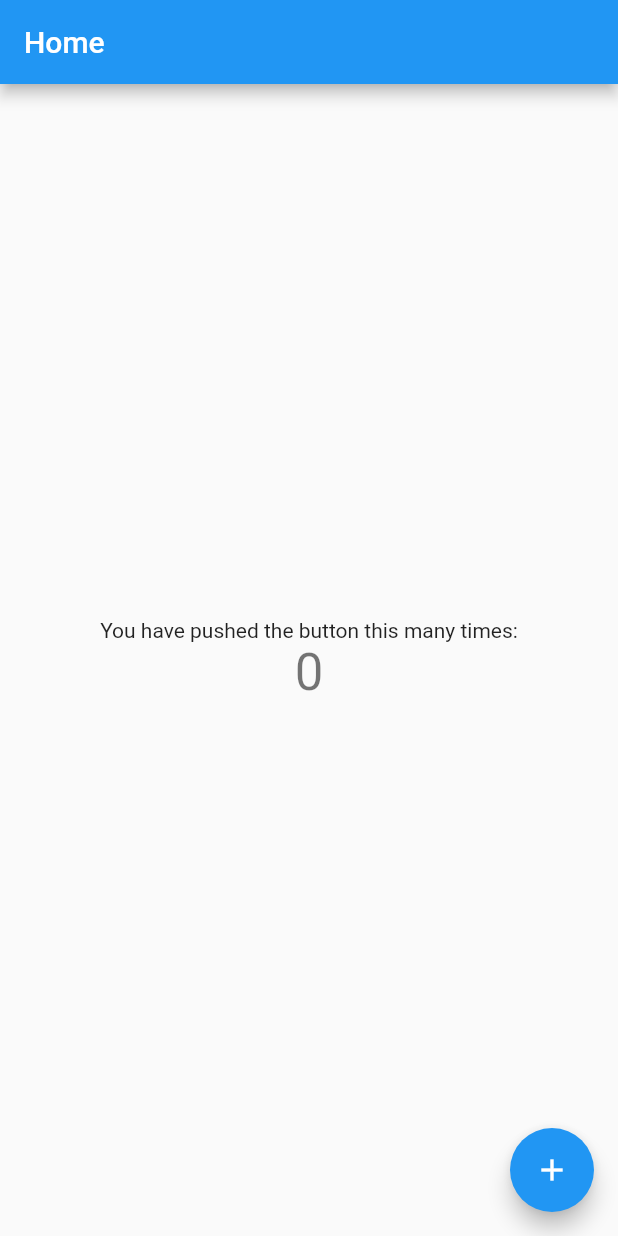
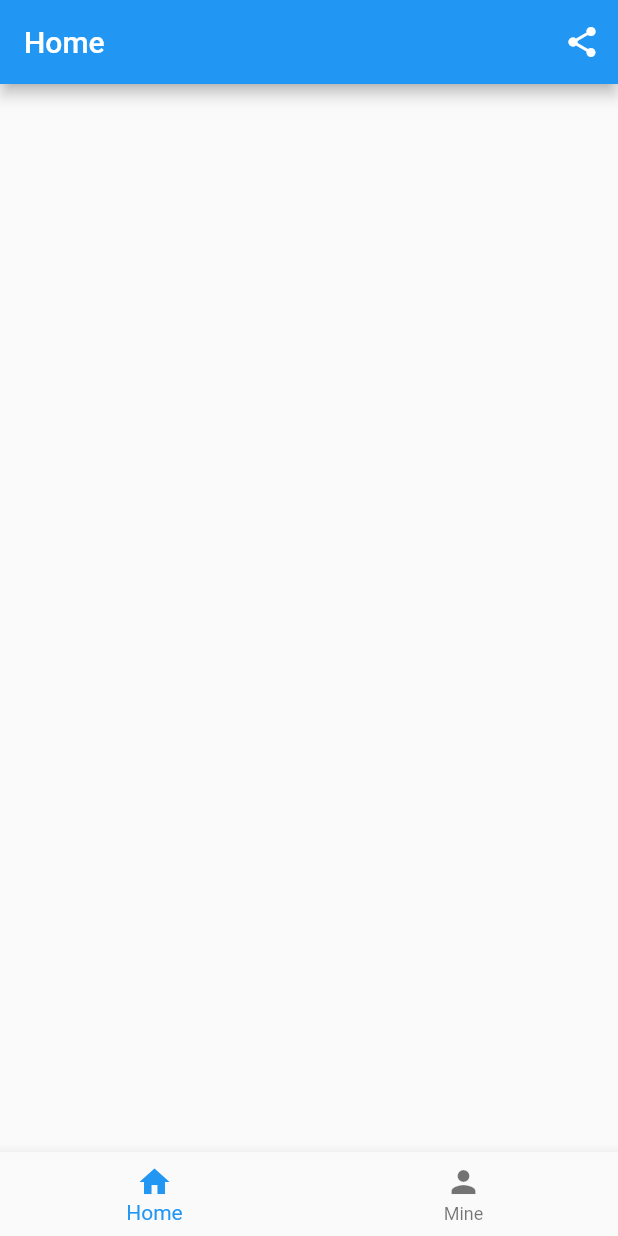
Before and after one commit to chenjidong/flutter_github, a Flutter app: the screen it shows after launch, on a phone screen of 412 x 824 dp. Run offline on Flutter 3.47's test engine with Material 2 defaults, Android fonts, the phone set to English and light mode, and no system bars.

Commit message:
添加底部菜单栏

```diff
--- a/lib/home_page.dart
+++ b/lib/home_page.dart
@@ -1,4 +1,7 @@
 import 'package:flutter/material.dart';
+
+import 'ui/home/home_screen.dart';
+import 'ui/home/mine_screen.dart';
 
 ///主页
 class MyHomePage extends StatefulWidget {
@@ -7,18 +10,23 @@ class MyHomePage extends StatefulWidget {
   MyHomePage({Key key, this.title}) : super(key: key);
 
   @override
-  _MyHomePageState createState() {
-    // TODO: implement createState
-    return new _MyHomePageState();
-  }
+  State<StatefulWidget> createState() => _MyHomePageState();
 }
 
 class _MyHomePageState extends State<MyHomePage> {
-  int _counter = 0;
+  int _currentIndex = 0;
+  List<Widget> list = List();
 
-  void _incrementCounter() {
+  @override
+  void initState() {
+    // TODO: implement initState
+    super.initState();
+    list..add(HomeScreen())..add(MineScreen());
+  }
+
+  void _onItemTapped(int index) {
     setState(() {
-      _counter++;
+      _currentIndex = index;
     });
   }
 
@@ -26,25 +34,23 @@ class _MyHomePageState extends State<MyHomePage> {
   Widget build(BuildContext context) {
     // TODO: implement build
     return new Scaffold(
-      appBar: new AppBar(
-        title: new Text(widget.title),
-      ),
-      body: new Center(
-        child: new Column(
-          mainAxisAlignment: MainAxisAlignment.center,
-          children: <Widget>[
-            new Text('You have pushed the button this many times:'),
-            new Text(
-              '$_counter',
-              style: Theme.of(context).textTheme.display1,
-            )
-          ],
-        ),
-      ),
-      floatingActionButton: new FloatingActionButton(
-        onPressed: _incrementCounter,
-        tooltip: 'Increment',
-        child: new Icon(Icons.add),
+      body: list[_currentIndex],
+      bottomNavigationBar: BottomNavigationBar(
+        items: [
+          BottomNavigationBarItem(
+              icon: Icon(Icons.home),
+              title: Text(
+                'Home',
+              )),
+          BottomNavigationBarItem(
+              icon: Icon(Icons.person),
+              title: Text(
+                'Mine',
+              ))
+        ],
+        onTap: _onItemTapped,
+        currentIndex: _currentIndex,
+        fixedColor: Colors.blue,
       ),
     );
   }
--- /dev/null
+++ b/lib/ui/home/home_screen.dart
@@ -0,0 +1,25 @@
+import 'package:flutter/material.dart';
+
+///首页
+class HomeScreen extends StatefulWidget {
+  @override
+  State<StatefulWidget> createState() {
+    // TODO: implement createState
+    return new _HomeScreenState();
+  }
+}
+
+class _HomeScreenState extends State<HomeScreen> {
+  @override
+  Widget build(BuildContext context) {
+    // TODO: implement build
+    return new Scaffold(
+      appBar: new AppBar(
+        title: new Text('Home'),
+        actions: <Widget>[
+          IconButton(icon: Icon(Icons.share), onPressed: () {})
+        ],
+      ),
+    );
+  }
+}
--- /dev/null
+++ b/lib/ui/home/mine_screen.dart
@@ -0,0 +1,25 @@
+import 'package:flutter/material.dart';
+
+///个人中心
+class MineScreen extends StatefulWidget {
+  @override
+  State<StatefulWidget> createState() {
+    // TODO: implement createState
+    return new _MineScreenState();
+  }
+}
+
+class _MineScreenState extends State<MineScreen> {
+  @override
+  Widget build(BuildContext context) {
+    // TODO: implement build
+    return new Scaffold(
+      appBar: new AppBar(
+        title: new Text('Mine'),
+        actions: <Widget>[
+          IconButton(icon: Icon(Icons.settings), onPressed: () {})
+        ],
+      ),
+    );
+  }
+}
```
